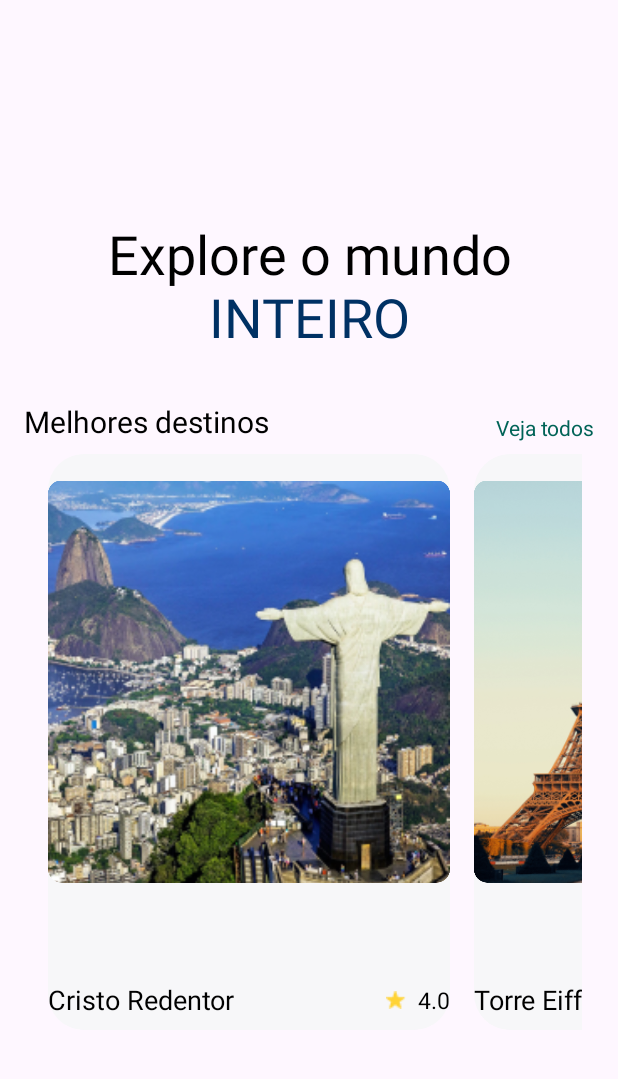
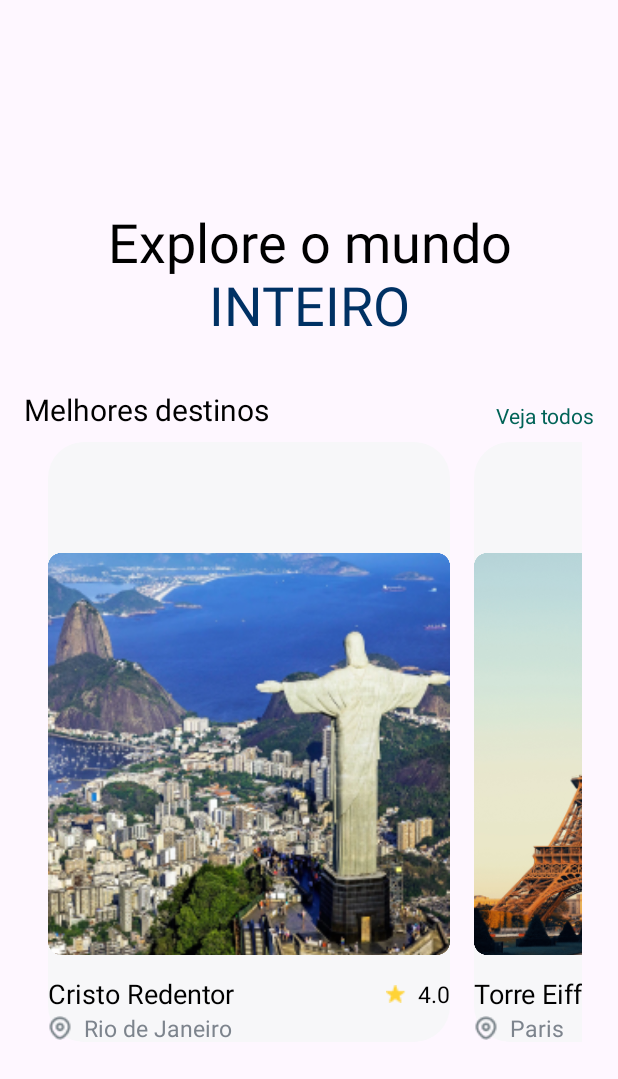
Before and after one commit to DeveloperJotape/iTourNew, an Android app: the HomeActivity screen opened directly, with no data from a screen before it, on a phone screen of 412 x 824 dp. Shown: the top 1079 px of the screen. Run offline under Robolectric (Android 15) with nearby library versions, the phone set to English and light mode, and no system bars; Roboto replaces fonts that are not available here.

Commit message:
Adjustment: Tamanho dos cards ajustado

```diff
--- a/app/src/main/res/layout/viewholder_best_destinations.xml
+++ b/app/src/main/res/layout/viewholder_best_destinations.xml
@@ -1,7 +1,8 @@
 <androidx.constraintlayout.widget.ConstraintLayout xmlns:android="http://schemas.android.com/apk/res/android"
     xmlns:app="http://schemas.android.com/apk/res-auto"
+    xmlns:tools="http://schemas.android.com/tools"
     android:layout_width="268dp"
-    android:layout_height="384dp"
+    android:layout_height="400dp"
     android:layout_margin="8dp"
     android:background="@drawable/card_bg">
 
@@ -9,25 +10,38 @@
         android:id="@+id/cardImg"
         android:layout_width="wrap_content"
         android:layout_height="wrap_content"
-        android:layout_marginTop="16dp"
-        android:layout_marginBottom="98dp"
-        app:layout_constraintBottom_toBottomOf="parent"
+        android:layout_marginTop="8dp"
         app:layout_constraintEnd_toEndOf="parent"
         app:layout_constraintStart_toStartOf="parent"
         app:layout_constraintTop_toTopOf="parent"
         app:srcCompat="@drawable/cristo_redentor" />
 
+    <LinearLayout
+        android:id="@+id/linearLayout"
+        android:layout_width="0dp"
+        android:layout_height="wrap_content"
+        android:layout_marginTop="8dp"
+        android:orientation="vertical"
+        app:layout_constraintBottom_toTopOf="@+id/linearLayout2"
+        app:layout_constraintEnd_toEndOf="@+id/cardImg"
+        app:layout_constraintStart_toStartOf="@+id/cardImg"
+        app:layout_constraintTop_toBottomOf="@+id/cardImg">
+
+        <androidx.constraintlayout.widget.ConstraintLayout
+            android:layout_width="match_parent"
+            android:layout_height="match_parent">
+
             <TextView
                 android:id="@+id/cardTitle"
                 android:layout_width="wrap_content"
                 android:layout_height="wrap_content"
-        android:layout_marginTop="8dp"
                 android:fontFamily="@font/georama_bold"
                 android:text="Título"
                 android:textColor="@color/black"
                 android:textSize="18sp"
-        app:layout_constraintStart_toStartOf="@+id/cardImg"
-        app:layout_constraintTop_toBottomOf="@+id/cardImg" />
+                app:layout_constraintBottom_toBottomOf="parent"
+                app:layout_constraintStart_toStartOf="parent"
+                app:layout_constraintTop_toTopOf="parent" />
 
             <ImageView
                 android:id="@+id/cardStar"
@@ -48,28 +62,49 @@
                 android:textColor="@color/black"
                 android:textSize="15sp"
                 app:layout_constraintBottom_toBottomOf="@+id/cardTitle"
+                app:layout_constraintEnd_toEndOf="parent"
+                app:layout_constraintTop_toTopOf="@+id/cardTitle" />
+        </androidx.constraintlayout.widget.ConstraintLayout>
+
+    </LinearLayout>
+
+    <LinearLayout
+        android:id="@+id/linearLayout2"
+        android:layout_width="0dp"
+        android:layout_height="wrap_content"
+        android:layout_marginBottom="60dp"
+        android:orientation="vertical"
+        app:layout_constraintBottom_toBottomOf="parent"
         app:layout_constraintEnd_toEndOf="@+id/cardImg"
-        app:layout_constraintTop_toTopOf="@+id/cardTitle" />
+        app:layout_constraintStart_toStartOf="@+id/cardImg"
+        app:layout_constraintTop_toBottomOf="@+id/linearLayout">
+
+        <androidx.constraintlayout.widget.ConstraintLayout
+            android:layout_width="match_parent"
+            android:layout_height="match_parent">
 
             <ImageView
                 android:id="@+id/cardLocationIcon"
                 android:layout_width="wrap_content"
                 android:layout_height="wrap_content"
-        android:layout_marginTop="8dp"
-        app:layout_constraintStart_toStartOf="@+id/cardImg"
-        app:layout_constraintTop_toBottomOf="@+id/cardTitle"
+                app:layout_constraintBottom_toBottomOf="parent"
+                app:layout_constraintStart_toStartOf="parent"
+                app:layout_constraintTop_toTopOf="parent"
                 app:srcCompat="@drawable/location" />
 
             <TextView
                 android:id="@+id/cardTxtLocation"
                 android:layout_width="wrap_content"
                 android:layout_height="wrap_content"
+                android:layout_marginStart="8dp"
                 android:fontFamily="@font/georama"
                 android:text="Location"
                 android:textColor="@color/dark_gray"
                 android:textSize="15sp"
-        app:layout_constraintBottom_toBottomOf="@+id/cardLocationIcon"
+                app:layout_constraintBottom_toBottomOf="parent"
                 app:layout_constraintStart_toEndOf="@+id/cardLocationIcon"
-        app:layout_constraintTop_toTopOf="@+id/cardLocationIcon" />
+                app:layout_constraintTop_toTopOf="parent" />
+        </androidx.constraintlayout.widget.ConstraintLayout>
+    </LinearLayout>
 
 </androidx.constraintlayout.widget.ConstraintLayout>
```
Lines whose indentation alone changed are shown as unchanged.
